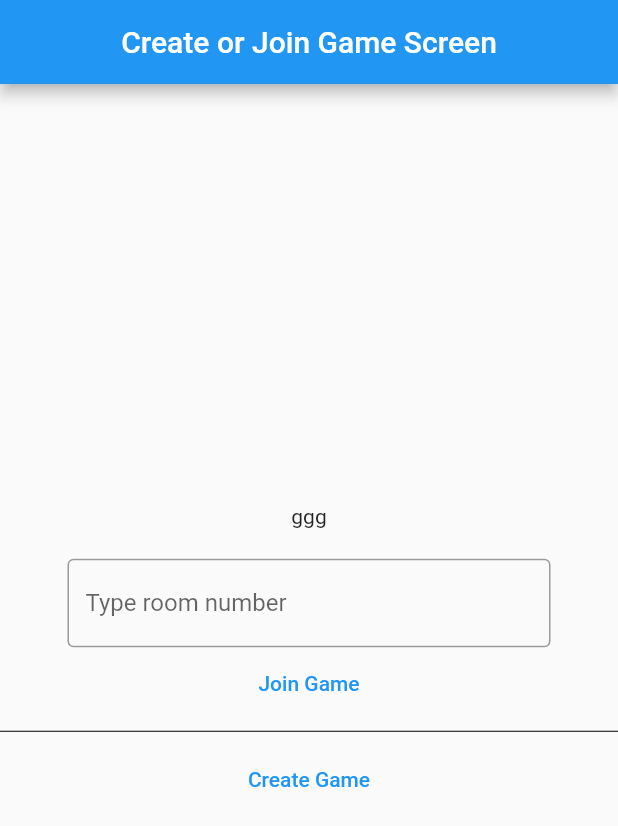
After one commit to anilhyilmaz/flutter-xox-multiplayer-firebase, a Flutter app: the CreateJoinGameScreen screen opened directly, on a phone screen of 412 x 824 dp. The commit adds this screen. Shown: the top 826 px of the screen. Run offline on Flutter 3.47's test engine with Material 2 defaults, Android fonts, the phone set to English and light mode, and no system bars; our stand-ins replace cloud_firestore, firebase_auth, firebase_core, google_sign_in; accounts and stored records are empty.

Commit message:
google sign up and sign in configured.Create game screen and sign in screen added

```diff
--- /dev/null
+++ b/lib/Screens/createJoinGameScreen.dart
@@ -0,0 +1,58 @@
+import 'package:cloud_firestore/cloud_firestore.dart';
+import 'package:flutter/material.dart';
+import 'package:provider/provider.dart';
+
+import '../Class/Repo.dart';
+import 'GridviewBuilder.dart';
+
+
+class CreateJoinGameScreen extends StatefulWidget {
+  const CreateJoinGameScreen({Key? key}) : super(key: key);
+
+  @override
+  State<CreateJoinGameScreen> createState() => _CreateJoinGameScreenState();
+}
+
+class _CreateJoinGameScreenState extends State<CreateJoinGameScreen> {
+  @override
+  Widget build(BuildContext context) {
+    return Scaffold(appBar: AppBar(title: Text("Create or Join Game Screen"),centerTitle: true,),body: Center(
+      child: Column(
+        mainAxisAlignment: MainAxisAlignment.center,
+        crossAxisAlignment: CrossAxisAlignment.center,
+        children: [
+          Text("ggg"),
+          Padding(
+            padding: const EdgeInsets.only(top: 20,left: 45,right: 45),
+            child: const TextField(
+              decoration: InputDecoration(
+                border: OutlineInputBorder(),
+                hintText: 'Type room number',
+              ),
+            ),
+          ),
+          TextButton(
+              onPressed: () => print("join game"), child: Text("Join Game")),
+          const Divider(
+            color: Colors.black,
+          ),
+          TextButton(onPressed: () => creategame(), child: Text("Create Game"))
+        ],
+      ),
+    ));
+  }
+
+  creategame() async {
+    String id = "123";
+    try {
+      FirebaseFirestore Firestore = FirebaseFirestore.instance;
+      Firestore.collection("news").add({"id": id});
+      Provider.of<Repo>(context,listen: false).gameCode = id;
+      Navigator.of(context).pushReplacement(MaterialPageRoute(
+          builder: (BuildContext context) => const GridviewBuilder()));
+      print("game created");
+    } catch (e) {
+      print(e.toString());
+    }
+  }
+}
--- a/pubspec.yaml
+++ b/pubspec.yaml
@@ -39,6 +39,8 @@ dependencies:
   provider: ^6.0.3
   firebase_core: ^2.1.1
   cloud_firestore: ^4.0.3
+  firebase_auth: ^4.1.1
+  google_sign_in: ^5.4.2
 
 dev_dependencies:
   flutter_test:
```
Also changed, not shown: lib/Screens/MainPage.dart (+2 -32 lines), lib/Screens/signin_signup.dart (added, +53 -0 lines), pubspec.lock.
